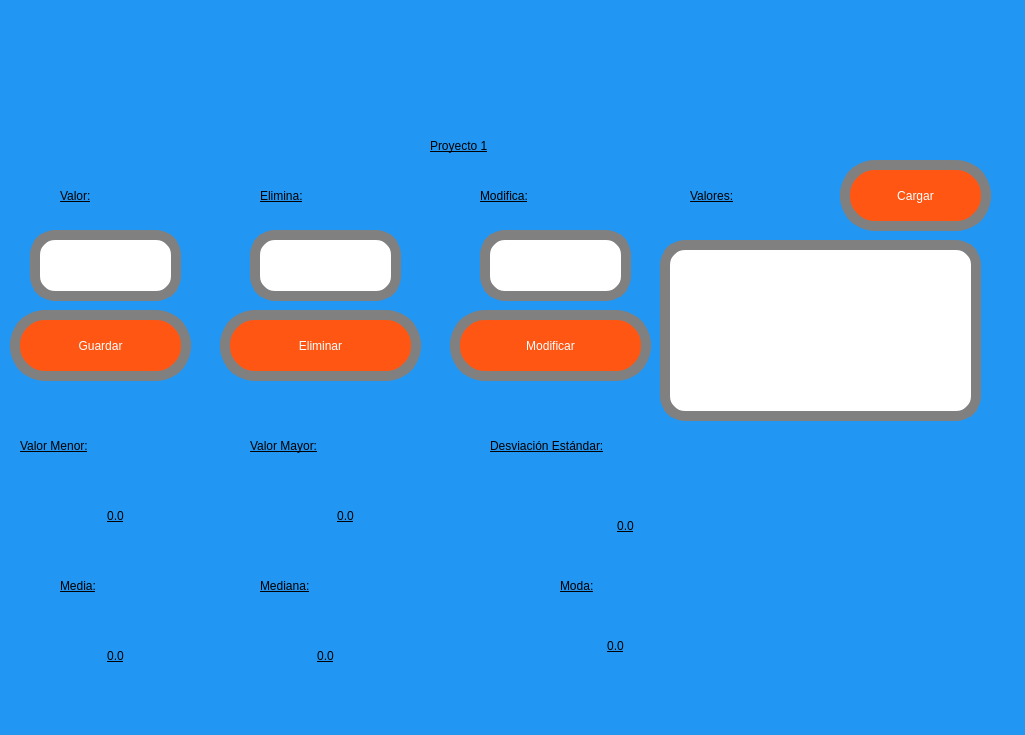
The window that Unidad 1/Proyecto/U1_Proyecto_1.ui (Perales14/PIP_2025_1_eq5) describes before a commit, drawn with Qt 5.
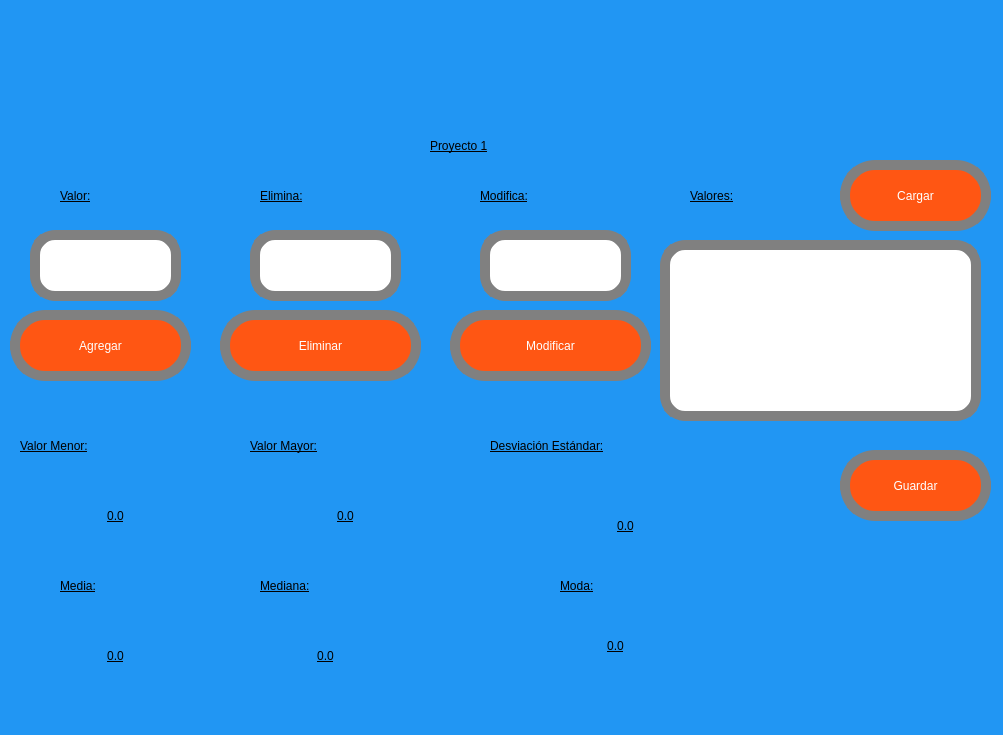
The same window after the commit. Icons and pictures are not drawn.

```diff
--- a/Unidad 1/Proyecto/U1_Proyecto_1.ui
+++ b/Unidad 1/Proyecto/U1_Proyecto_1.ui
@@ -6,7 +6,7 @@
    <rect>
     <x>0</x>
     <y>0</y>
-    <width>1025</width>
+    <width>1003</width>
     <height>735</height>
    </rect>
   </property>
@@ -106,7 +106,7 @@
 </string>
     </property>
     <property name="text">
-     <string>Guardar</string>
+     <string>Agregar</string>
     </property>
    </widget>
    <widget class="QLabel" name="lbl_Modifica">
@@ -698,6 +698,27 @@
      <set>Qt::AlignCenter</set>
     </property>
    </widget>
+   <widget class="QPushButton" name="btn_Save">
+    <property name="geometry">
+     <rect>
+      <x>840</x>
+      <y>450</y>
+      <width>151</width>
+      <height>71</height>
+     </rect>
+    </property>
+    <property name="styleSheet">
+     <string notr="true">background-color:rgb(255, 86, 19);
+font: 20pt &quot;Forte&quot;;
+color:rgb(255, 255, 255);
+border-radius:35px;
+border:10px solid grey;
+</string>
+    </property>
+    <property name="text">
+     <string>Guardar</string>
+    </property>
+   </widget>
   </widget>
   <widget class="QMenuBar" name="menubar">
    <property name="geometry">
```
Left out of the diff: 10 changed lines with no effect on the pictures.
